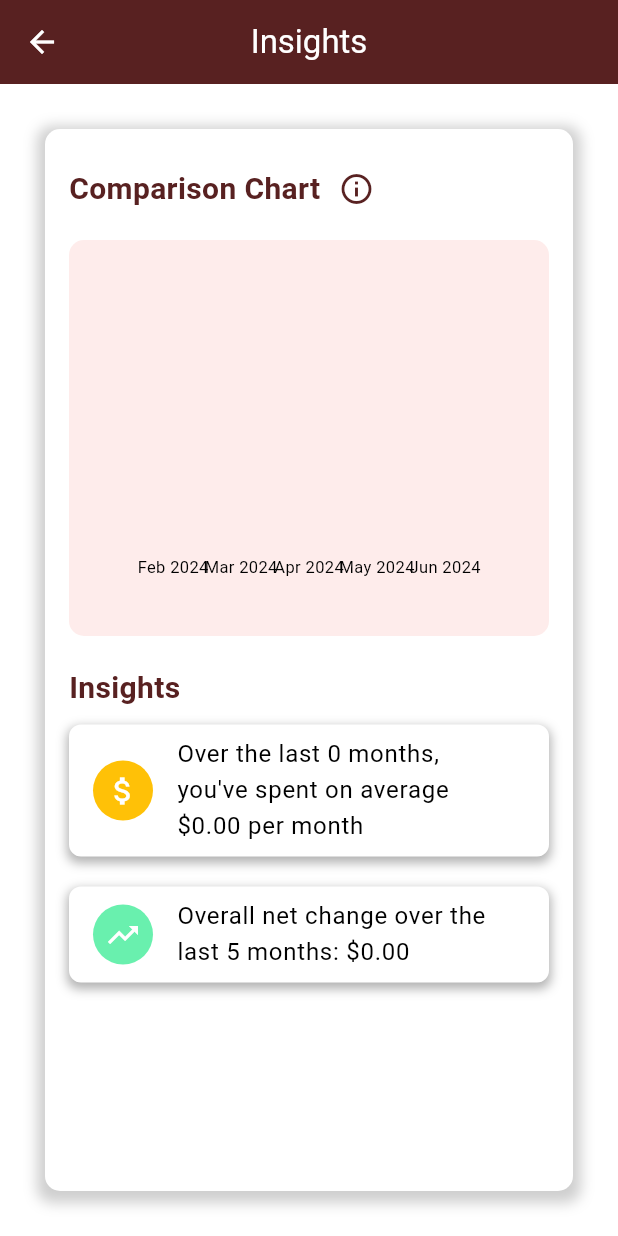
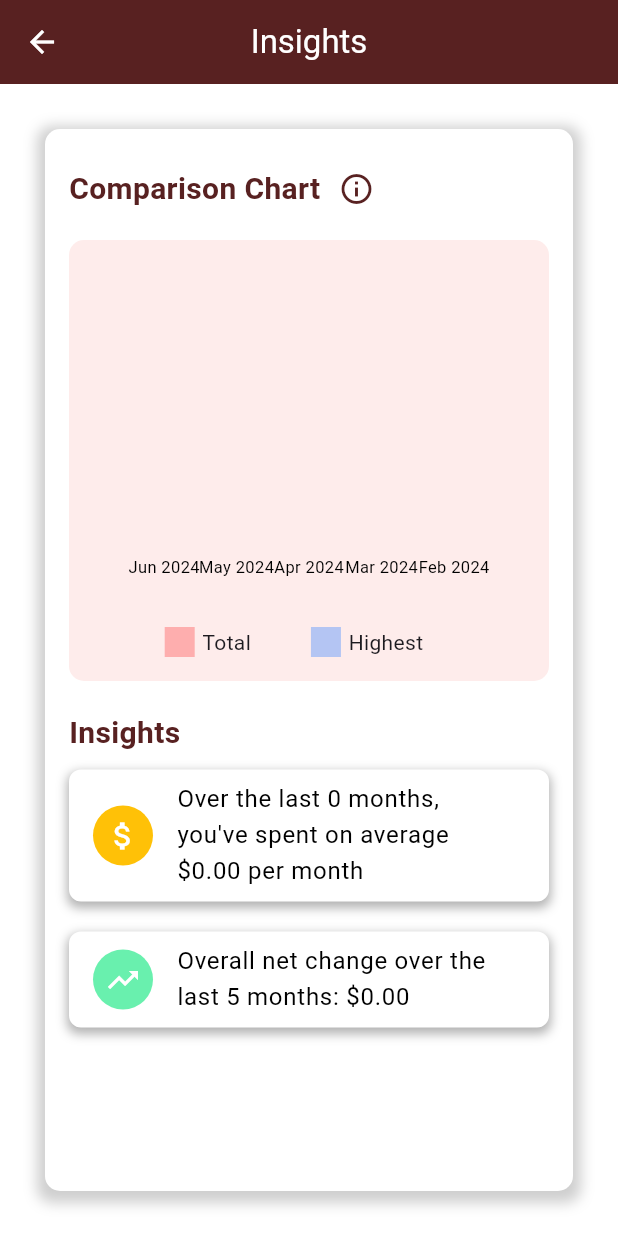
Before and after one commit to lrongyi/Orbital, a Flutter app: the Navigation screen opened directly, in the side drawer, after a tap on "Insights", on a phone screen of 412 x 824 dp. Run offline on Flutter 3.47's test engine with Material 3 defaults, Android fonts, the phone set to English and light mode, and no system bars; drawn by our look-alikes of fl_chart; our stand-ins replace cloud_firestore, firebase_auth, firebase_core, flutter_colorpicker, flutter_dotenv, google_sign_in and 1 more; accounts and stored records are empty.

Commit message:
Insights: Added a second bar to the bar chart Expenses: Removed the separate button to change salary and instead made the income number be tappable to change salary Budgeting: Removed the add budget button

```diff
--- a/lib/screens/main_screens/expenses_screens/expenses.dart
+++ b/lib/screens/main_screens/expenses_screens/expenses.dart
@@ -143,7 +143,7 @@
                         itemBuilder: (context, index) {
                           Expense expense = expenses[index].data() as Expense;
                           String expenseId = expenses[index].id;
-                          double amount = expense.amount;
+                          // double amount = expense.amount;
                           return StreamBuilder<QuerySnapshot>(
                             stream: BudgetMethods().getBudgetsByMonth(
                                   monthNotifier._currentMonth),
@@ -166,10 +166,7 @@
                                   // Icon
                                   leading: CircleAvatar(
                                     backgroundColor: color,
-                                    // child: Icon(
-                                    //   expense.amount < 0 ? Icons.money_off_csred_outlined : Icons.monetization_on_outlined,
-                                    //   color: Colors.white,
-                                    // ),
+                                    child: Icon(Icons.food_bank, color: Colors.white, size: 20),
                                   ),
                                   // List Tile
                                   title: Text(
@@ -339,24 +336,27 @@
           children: [
             Row(
               mainAxisAlignment: MainAxisAlignment.spaceBetween,
-              children: [
-                const Text(
+              children: const [
+                Padding(
+                  padding: EdgeInsets.only(bottom: 8.0),
+                  child: Text(
                     'Net Flow',
                     style: TextStyle(
                       color: Colors.white70,
                       fontSize: 16,
                     ),
                   ),
-                IconButton(
-                  icon: Icon(
-                    Icons.more_vert,
-                    color: Colors.white70,
                 ),
-                  onPressed: () {
-                    // Change salary dialog. See helper 2
-                    _showChangeSalaryDialog(context);
-                  },
-                ),
+                // IconButton(
+                //   icon: Icon(
+                //     Icons.more_vert,
+                //     color: Colors.white70,
+                //   ),
+                //   onPressed: () {
+                //     // Change salary dialog. See helper 2
+                //     _showChangeSalaryDialog(context);
+                //   },
+                // ),
 
 
               ],
@@ -439,12 +439,17 @@
                             ),
                           );
                         } else if (snapshot.hasData) {
-                          return Text(
+                          return GestureDetector(
+                            onTap: () {
+                              _showChangeSalaryDialog(context);
+                            },
+                            child: Text(
                               '\$${snapshot.data!.toStringAsFixed(2)}', // Display the amount returned by the method
                               style: TextStyle(
                                 color: Colors.white,
                                 fontSize: 20,
                                 fontWeight: FontWeight.bold,
+                              ),
                             ),
                           );
                         } else {
--- a/lib/screens/main_screens/insights_screens/insights.dart
+++ b/lib/screens/main_screens/insights_screens/insights.dart
@@ -3,8 +3,10 @@
 import 'package:flutter/material.dart';
 import 'package:intl/intl.dart';
 import 'package:provider/provider.dart';
+import 'package:ss/services/budget_methods.dart';
 import 'package:ss/services/expense_methods.dart';
 import 'package:ss/services/goal_methods.dart';
+import 'package:ss/services/models/budget.dart';
 import 'package:ss/services/models/goal.dart';
 import 'package:ss/shared/main_screens_deco.dart';
 
@@ -16,7 +18,6 @@
 }
 
 class _InsightsState extends State<Insights> {
-  final _formKey = GlobalKey<FormState>();
   TextEditingController nameController = TextEditingController();
   TextEditingController targetAmountController = TextEditingController();
   TextEditingController targetDateController = TextEditingController();
@@ -38,85 +39,6 @@
       targetDateController.text = DateFormat('dd/MM/yyyy').format(DateTime.now());
       selectDate = DateTime.now();
     });
-  }
-
-  // Helper 1.1: Bar Chart Data
-  Future<List<BarChartGroupData>> _createData() async {
-    DateTime now = DateTime.now();
-    List<BarChartGroupData> data = [];
-
-    for (int i = 0; i < 5; i++) {
-      DateTime month = DateTime(now.year, now.month - i, 1);
-      double spending = await ExpenseMethods().getMonthlySpending(month);
-
-      // Set a minimum height for the bar if spending is 0.
-      // EDIT: onPressed shows the value to be $0.10
-      // double barHeight = spending == 0 ? 0.1 : spending;
-
-      data.add(
-        BarChartGroupData(
-          x: i,
-          barRods: [
-            BarChartRodData(
-              y: spending,
-              colors: [Colors.redAccent.withOpacity(0.4)],
-              width: 16,
-
-              ),
-          ],
-        ),
-      );
-    }
-
-    return data.reversed.toList();
-  }
-
-  // Helper 2.1: Calculating Average Spending of Months
-  Future<double> _calculateAverageSpending() async {
-    DateTime now = DateTime.now();
-    List<double> spendingList = [];
-
-    for (int i = 0; i < 5; i++) {
-      DateTime month = DateTime(now.year, now.month - i, 1);
-      double spending = await ExpenseMethods().getMonthlySpending(month);
-      if (spending > 0) {
-        spendingList.add(spending);
-      }
-    }
-
-    if (spendingList.isEmpty) return 0.0;
-    double totalSpending = spendingList.reduce((a, b) => a + b);
-    return totalSpending / spendingList.length;
-  }
-
-  // Helper 2.2: Calculate number of months with actual spending
-  Future<int> _countMonthsWithSpending() async {
-    DateTime now = DateTime.now();
-    int count = 0;
-
-    for (int i = 0; i < 5; i++) {
-      DateTime month = DateTime(now.year, now.month - i, 1);
-      double spending = await ExpenseMethods().getMonthlySpending(month);
-      if (spending > 0) {
-        count++;
-      }
-    }
-
-    return count;
-  }
-
-  // Helper 3.1: Calculate overall net change over the last 5 months
-  Future<List<double>> _getNetChangesForMonths() async {
-    DateTime now = DateTime.now();
-    List<double> netChanges = [];
-
-    for (int i = 0; i < 5; i++) {
-      DateTime month = DateTime(now.year, now.month - i, 1);
-      double netChange = await ExpenseMethods().getMonthlyNetChange(month);
-      netChanges.add(netChange);
-    }
-
-    return netChanges;
   }
 
   @override
@@ -197,18 +119,13 @@
                     ],
                   ),
                   const SizedBox(height: 10),
+
                   // Bar Chart
-                  Container(
-                    padding: const EdgeInsets.all(16),
-                    decoration: BoxDecoration(
-                      color: Colors.red.withOpacity(0.1),
-                      borderRadius: BorderRadius.circular(10),
-                    ),
-                    child: _buildBarChart() // See Helper 1
-                  ),
+                  _buildBarChart(), // See Bar Chart
+
                   const SizedBox(height: 20),
 
-                  // Insights
+                  // Insights Label
                   Row(
                     mainAxisAlignment: MainAxisAlignment.spaceBetween,
                     children: [
@@ -224,14 +141,14 @@
                   ),
                   const SizedBox(height: 10),
 
-                  // Insight 1: Average Spending per Month
-                  _buildAverageSpendingTile(),  // See Helper 2
+                  _buildAverageSpendingTile(),  // See Insight 1
 
                   const SizedBox(height: 20),
 
                   // Insight 2: Overall net change over the last 5 months
-                  _buildNetChangeTile(), // See Helper 3
+                  _buildNetChangeTile(), // See Insight 2
 
+                  const SizedBox(height: 20),
                 ],
               ),
             ),
@@ -240,10 +157,55 @@
       }),
     );
   }
+  // Bar Chart: Builds the Bar Chart Graph that contains 5 months of user spending
+  Widget _buildBarChart() {
+    return Column(
+      children: [
+        Container(
+          padding: const EdgeInsets.all(16),
+          decoration: BoxDecoration(
+            color: Colors.red.withOpacity(0.1),
+            borderRadius: BorderRadius.circular(10),
+          ),
+          child: Column(
+            crossAxisAlignment: CrossAxisAlignment.start,
+            children: [
+              _buildBarChartData(),
+              const SizedBox(height: 10), // Adjust spacing between chart and legends
+              Row(
+                mainAxisAlignment: MainAxisAlignment.center,
+                children: [
+                  _buildLegend(color: Colors.redAccent.withOpacity(0.4), label: 'Total'),
+                  const SizedBox(width: 20), // Adjust spacing between legends
+                  _buildLegend(color: Colors.blueAccent.withOpacity(0.4), label: 'Highest'),
+                ],
+              ),
+            ],
+          ),
+        ),
+      ],
+    );
+  }
 
-  // Helper 1: Builds the Bar Chart Graph that contains 5 months of user spending
-  FutureBuilder<List<BarChartGroupData>> _buildBarChart() {
-    return FutureBuilder<List<BarChartGroupData>>(
+  // Bar Chart (Helper): Builds the legends for the two bars
+  Widget _buildLegend({required Color color, required String label}) {
+    return Row(
+      children: [
+        Container(
+          width: 20,
+          height: 20,
+          color: color,
+        ),
+        const SizedBox(width: 5),
+        Text(label),
+        const SizedBox(width: 20), // Adjust spacing as needed
+      ],
+    );
+  }
+
+  // Bar Chart (Helper): Bar Chart
+  FutureBuilder<List<Map<String, dynamic>>> _buildBarChartData() {
+    return FutureBuilder<List<Map<String, dynamic>>>(
       future: _createData(),
       builder: (context, snapshot) {
         if (snapshot.connectionState == ConnectionState.waiting) {
@@ -263,14 +225,38 @@
                     touchTooltipData: BarTouchTooltipData(
                       tooltipBgColor: const Color.fromARGB(255, 139, 96, 98).withOpacity(0.8),
                       getTooltipItem: (group, groupIndex, rod, rodIndex) {
+                        String categoryName;
+                        if (rodIndex == 0) {
+                          categoryName = 'Total';
+                        } else {
+                          categoryName = snapshot.data![groupIndex]['categoryData']['category'] as String;
+                        }
                         return BarTooltipItem(
-                          '\$${rod.y.toStringAsFixed(2)}',
+                          '$categoryName: \$${rod.y.toStringAsFixed(2)}',
                           const TextStyle(color: Colors.white, fontWeight: FontWeight.bold),
                         );
                       },
                     ),
                   ),
-                  barGroups: snapshot.data!,
+                  barGroups: snapshot.data!.asMap().entries.map((entry) {
+                    var index = entry.key;
+                    var value = entry.value;
+                    return BarChartGroupData(
+                      x: index,
+                      barRods: [
+                        BarChartRodData(
+                          y: value['spending'] as double? ?? 0,
+                          colors: [Colors.redAccent.withOpacity(0.4)],
+                          width: 16,
+                        ),
+                        BarChartRodData(
+                          y: value['categoryData']['spending'] as double? ?? 0,
+                          colors: [Colors.blueAccent.withOpacity(0.4)],
+                          width: 16,
+                        ),
+                      ],
+                    );
+                  }).toList(),
                   borderData: FlBorderData(show: false),
                   titlesData: FlTitlesData(
                     leftTitles: SideTitles(showTitles: false),
@@ -298,7 +284,53 @@
     );
   }
 
-  // Helper 2: Builds the ListTile that shows average spending per month
+
+  // Bar Chart (Helper): Bar Chart Data
+  Future<List<Map<String, dynamic>>> _createData() async {
+    DateTime now = DateTime.now();
+    List<Map<String, dynamic>> data = [];
+
+    for (int i = 0; i < 5; i++) {
+      DateTime month = DateTime(now.year, now.month - i, 1);
+      double spending = await ExpenseMethods().getMonthlySpending(month);
+      Map<String, dynamic> categoryData = await _getHighestSpendingCategoryData(month);
+
+      data.add({
+        'spending': spending,
+        'categoryData': categoryData,
+      });
+    }
+
+    return data.reversed.toList();
+  }
+
+  // Bar Chart (Helper): Get the highest spending category along with its spending amount
+  Future<Map<String, dynamic>> _getHighestSpendingCategoryData(DateTime month) async {
+    final budgetsSnapshot = await BudgetMethods().getBudgetsByMonth(month).first;
+
+    if (budgetsSnapshot.docs.isEmpty) {
+      return {'category': 'No category', 'spending': 0.0};
+    }
+
+    String highestSpendingCategory = '';
+    double highestExpenditure = 0.0;
+
+    for (var budgetDoc in budgetsSnapshot.docs) {
+      Budget budget = budgetDoc.data() as Budget;
+      for (var category in budget.categories.keys) {
+        double categorySpending = await ExpenseMethods().getMonthlySpendingCategorized(month, category);
+        if (categorySpending > highestExpenditure) {
+          highestExpenditure = categorySpending;
+          highestSpendingCategory = category;
+        }
+      }
+    }
+
+    return {'category': highestSpendingCategory, 'spending': highestExpenditure};
+  }
+
+
+  // Insight 1: Builds the ListTile that shows average spending per month
   Widget _buildAverageSpendingTile() {
     return FutureBuilder<int>(
       future: _countMonthsWithSpending(),
@@ -357,13 +389,47 @@
     );
   }
 
-  // Helper 3: Builds the ListTile that shows the overall net change over 5 months.
+  // Insight 1 (Helper) : Calculating average spending of months
+  Future<double> _calculateAverageSpending() async {
+    DateTime now = DateTime.now();
+    List<double> spendingList = [];
+
+    for (int i = 0; i < 5; i++) {
+      DateTime month = DateTime(now.year, now.month - i, 1);
+      double spending = await ExpenseMethods().getMonthlySpending(month);
+      if (spending > 0) {
+        spendingList.add(spending);
+      }
+    }
+
+    if (spendingList.isEmpty) return 0.0;
+    double totalSpending = spendingList.reduce((a, b) => a + b);
+    return totalSpending / spendingList.length;
+  }
+
+  // Insight 1 (Helper): Calculate number of months with actual spending
+  Future<int> _countMonthsWithSpending() async {
+    DateTime now = DateTime.now();
+    int count = 0;
+
+    for (int i = 0; i < 5; i++) {
+      DateTime month = DateTime(now.year, now.month - i, 1);
+      double spending = await ExpenseMethods().getMonthlySpending(month);
+      if (spending > 0) {
+        count++;
+      }
+    }
+
+    return count;
+  }
+
+  // Insight 2: Builds the ListTile that shows the overall net change over 5 months.
   Widget _buildNetChangeTile() {
     return FutureBuilder<List<double>>(
       future: _getNetChangesForMonths(),
       builder: (context, snapshot) {
         if (snapshot.connectionState == ConnectionState.waiting) {
-          return Center(child: CircularProgressIndicator());
+          return const Center(child: CircularProgressIndicator());
         } else if (snapshot.hasError) {
           return Center(child: Text('Error: ${snapshot.error}'));
         } else {
@@ -379,12 +445,12 @@
                   color: Colors.black.withOpacity(0.3),
                   spreadRadius: 1,
                   blurRadius: 5,
-                  offset: Offset(0, 3),
+                  offset: const Offset(0, 3),
                 ),
               ],
             ),
             child: ListTile(
-              leading: CircleAvatar(
+              leading: const CircleAvatar(
                 backgroundColor: Colors.greenAccent,
                 child: Icon(
                   Icons.trending_up,
@@ -393,7 +459,7 @@
               ),
               title: Text(
                 "Overall net change over the last ${netChanges.length} months: ${sign}\$${overallNetChange.abs().toStringAsFixed(2)}",
-                style: TextStyle(
+                style: const TextStyle(
                   fontSize: 16,
                   color: Colors.black,
                 ),
@@ -405,6 +471,20 @@
     );
   }
 
+
+  // Insight 2 (Helper): Calculate overall net change over the last 5 months
+  Future<List<double>> _getNetChangesForMonths() async {
+    DateTime now = DateTime.now();
+    List<double> netChanges = [];
+
+    for (int i = 0; i < 5; i++) {
+      DateTime month = DateTime(now.year, now.month - i, 1);
+      double netChange = await ExpenseMethods().getMonthlyNetChange(month);
+      netChanges.add(netChange);
+    }
+
+    return netChanges;
+  }
 
 }
 
--- a/pubspec.yaml
+++ b/pubspec.yaml
@@ -40,7 +40,7 @@
   firebase_ui_auth: ^1.14.0
   google_sign_in: ^6.2.1
   cloud_firestore: ^4.17.3
-  intl: ^0.18.1
+  intl: ^0.19.0
   flutter_colorpicker: ^1.1.0
   fl_chart: ^0.35.0
   provider: ^6.1.2
```
Also changed, not shown: lib/screens/main_screens/budgeting_screens/budgeting.dart (+152 -149 lines), pubspec.lock. Lines whose indentation alone changed are shown as unchanged.
